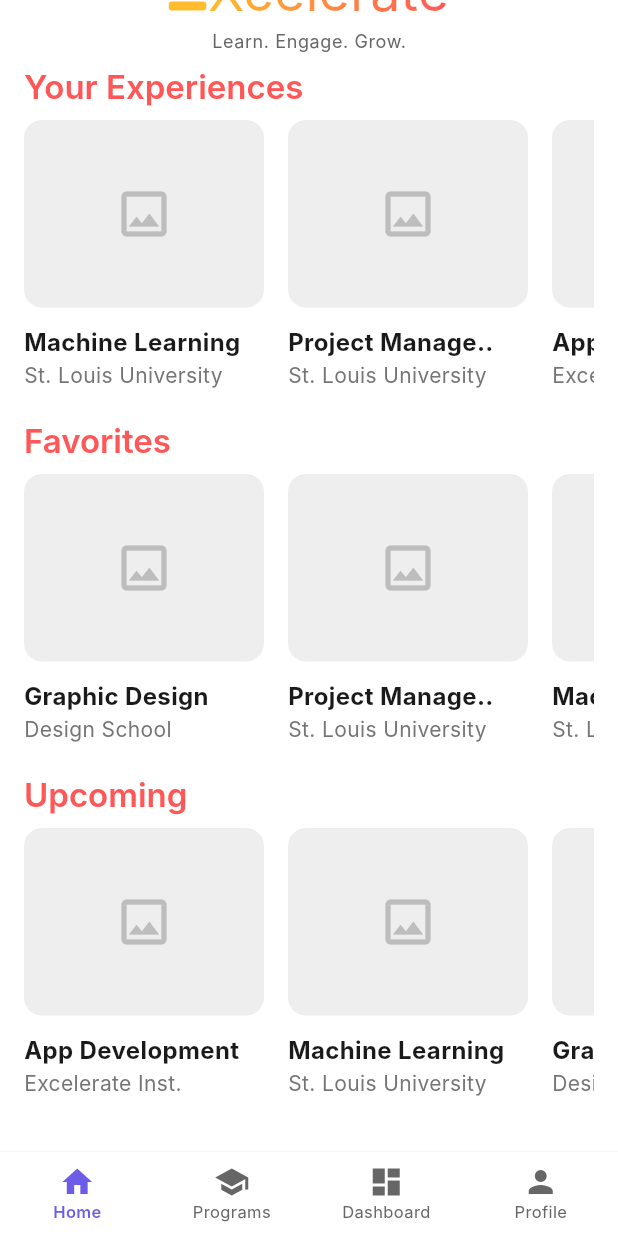
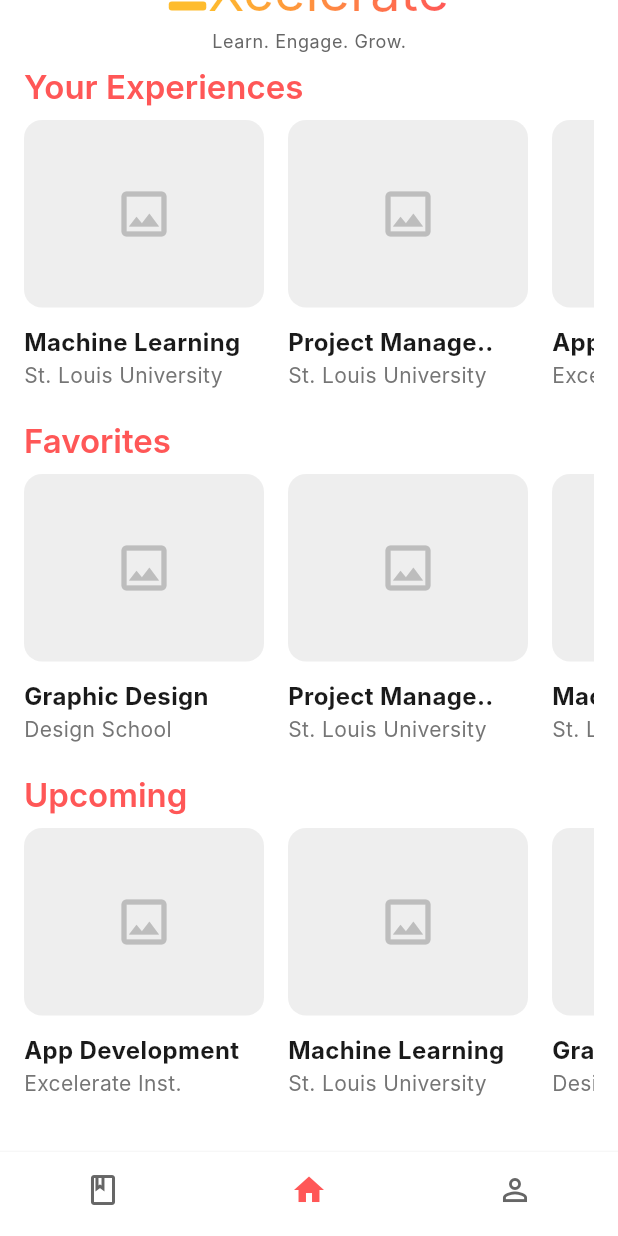
Before and after one commit to Group-49-MAD-0610/Excelerate_Hub, a Flutter app: the screen it shows after launch, scrolled down 236 dp, on a phone screen of 412 x 824 dp. Run offline on Flutter 3.47's test engine with Material 3 defaults, Android fonts, the phone set to English and light mode, and no system bars; our stand-ins replace shared_preferences; accounts and stored records are empty; network calls fail; Roboto replaces fonts that are missing (Inter).

Commit message:
fix(home): adjust bottom navigation bar to match design

```diff
--- a/lib/views/screens/home/home_screen.dart
+++ b/lib/views/screens/home/home_screen.dart
@@ -10,12 +10,9 @@ import '../../../models/entities/achievements_model.dart';
 import '../../../models/entities/program_model.dart';
 import '../../widgets/specific/program_card.dart';
 import '../programs/program_list_screen.dart';
-import 'dashboard_screen.dart';
+// Note: dashboard_screen.dart is no longer imported.
 
 /// The main screen of the application that contains the bottom navigation bar.
-///
-/// This widget acts as a shell, displaying the content of the currently
-/// selected tab.
 class HomeScreen extends StatefulWidget {
   const HomeScreen({super.key});
   static const String routeName = '/home';
@@ -25,13 +22,16 @@ class HomeScreen extends StatefulWidget {
 }
 
 class _HomeScreenState extends State<HomeScreen> {
-  int _selectedIndex = 0;
+  // --- CHANGES ARE IN THIS SECTION ---
 
+  // Default to the 'Home' tab, which is now at index 1.
+  int _selectedIndex = 1;
+
+  // The list of pages now has only three items.
   static const List<Widget> _pages = <Widget>[
-    HomeContent(),
-    ProgramListScreen(),
-    DashboardScreen(),
-    ProfileScreen(),
+    ProgramListScreen(), // Index 0
+    HomeContent(), // Index 1
+    ProfileScreen(), // Index 2
   ];
 
   void _onItemTapped(int index) {
@@ -44,27 +44,36 @@ class _HomeScreenState extends State<HomeScreen> {
   Widget build(BuildContext context) {
     return Scaffold(
       body: SafeArea(child: _pages.elementAt(_selectedIndex)),
+      // The BottomNavigationBar is now customized to match the design.
       bottomNavigationBar: BottomNavigationBar(
         items: const <BottomNavigationBarItem>[
+          BottomNavigationBarItem(
+            icon: Icon(Icons.book_outlined),
+            label:
+                'Programs', // Label is required by the widget, but we hide it.
+          ),
           BottomNavigationBarItem(icon: Icon(Icons.home), label: 'Home'),
-          BottomNavigationBarItem(icon: Icon(Icons.school), label: 'Programs'),
           BottomNavigationBarItem(
-            icon: Icon(Icons.dashboard),
-            label: 'Dashboard',
+            icon: Icon(Icons.person_outline),
+            label: 'Profile',
           ),
-          BottomNavigationBarItem(icon: Icon(Icons.person), label: 'Profile'),
         ],
         currentIndex: _selectedIndex,
         onTap: _onItemTapped,
+
+        // Styling adjustments to match the wireframe
+        selectedItemColor: ThemeConstants.errorColor, // Reddish-pink for active
+        unselectedItemColor:
+            ThemeConstants.onSurfaceVariantColor, // Gray for inactive
+        showSelectedLabels: false, // Hides the text label for the active item
+        showUnselectedLabels: false, // Hides the text labels for inactive items
+        type: BottomNavigationBarType.fixed, // Ensures consistent behavior
       ),
     );
   }
 }
 
-/// Displays the primary content for the 'Home' tab.
-///
-/// This widget is responsible for showing the user greeting, achievements,
-/// and various program carousels.
+// --- HomeContent and its methods below remain completely unchanged ---
 class HomeContent extends StatelessWidget {
   const HomeContent({super.key});
 
@@ -76,11 +85,9 @@ class HomeContent extends StatelessWidget {
       return const Center(child: CircularProgressIndicator());
     }
 
-    // --- THIS IS THE UPDATED BLOCK ---
     if (controller.error != null) {
       return ErrorDisplayWidget(
-        message:
-            'Failed to load home screen data.', // A more user-friendly message
+        message: 'Failed to load home screen data.',
         onRetry: controller.fetchHomePageData,
       );
     }
@@ -119,7 +126,6 @@ class HomeContent extends StatelessWidget {
     );
   }
 
-  /// Builds the header section with a user greeting and action icons.
   Widget _buildHeader(BuildContext context, HomeController controller) {
     final textTheme = Theme.of(context).textTheme;
     return Row(
@@ -145,8 +151,6 @@ class HomeContent extends StatelessWidget {
             maxLines: 1,
           ),
         ),
-
-        // --- ACCESSIBILITY WIDGETS ADDED ---
         Semantics(
           label: 'Search programs',
           child: IconButton(onPressed: () {}, icon: const Icon(Icons.search)),
@@ -169,7 +173,6 @@ class HomeContent extends StatelessWidget {
     );
   }
 
-  /// Builds the card displaying the user's achievement statistics.
   Widget _buildAchievementsCard(
     BuildContext context,
     AchievementsModel achievements,
@@ -214,7 +217,6 @@ class HomeContent extends StatelessWidget {
     );
   }
 
-  /// Builds a single column for a statistic (e.g., '10 Enrolled').
   Widget _buildStatColumn(BuildContext context, String value, String label) {
     final textTheme = Theme.of(context).textTheme;
     return Column(
@@ -226,7 +228,6 @@ class HomeContent extends StatelessWidget {
     );
   }
 
-  /// Builds the stylized 'Xcelerate' logo and tagline.
   Widget _buildLogo(BuildContext context) {
     final textTheme = Theme.of(context).textTheme;
     return Center(
@@ -271,7 +272,6 @@ class HomeContent extends StatelessWidget {
     );
   }
 
-  /// Builds a single horizontal dash for the logo graphic.
   Widget _buildDash() {
     return Container(
       height: 6,
@@ -283,7 +283,6 @@ class HomeContent extends StatelessWidget {
     );
   }
 
-  /// Builds a horizontally scrollable carousel of program cards.
   Widget _buildProgramCarousel({
     required BuildContext context,
     required String title,
```
